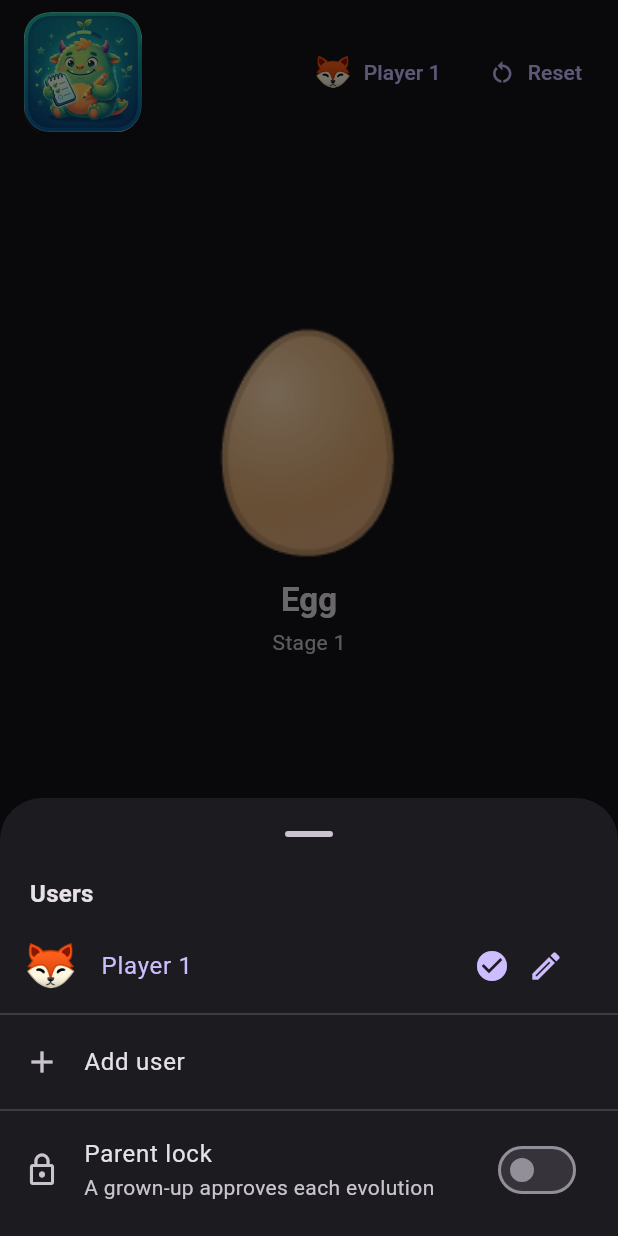
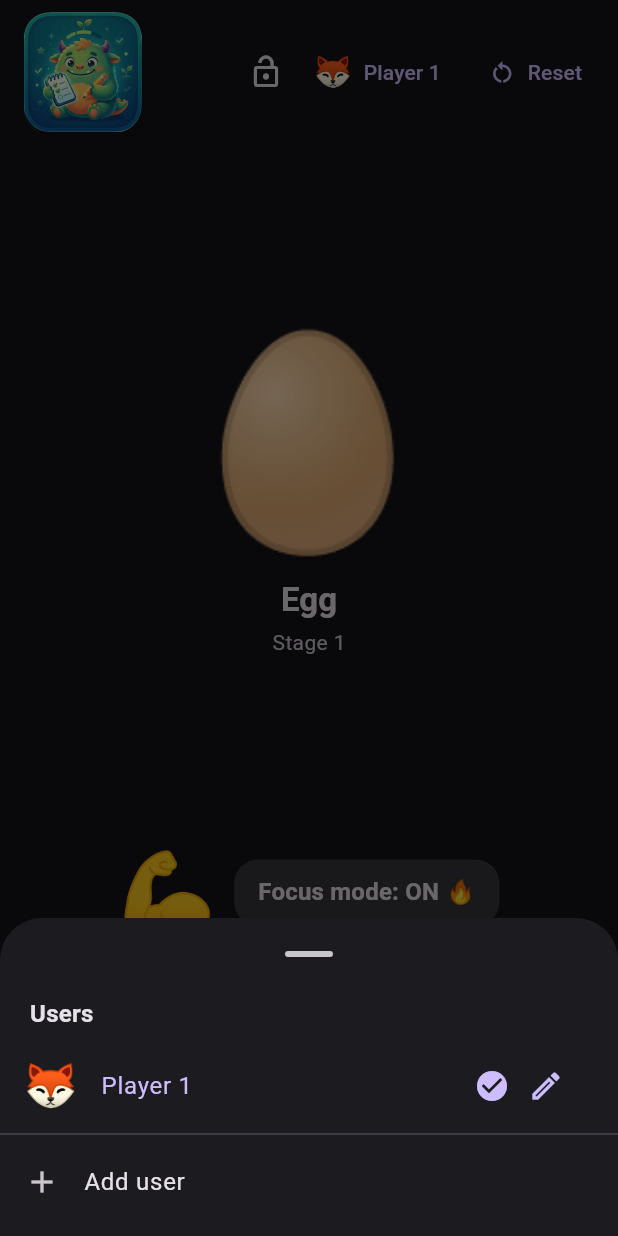
Before and after one commit to deccico/HabitMonster, a Flutter app: the screen it shows after launch, after a tap on "START", after a tap on "Player 1", on a phone screen of 412 x 824 dp. Run offline on Flutter 3.47's test engine with Material 3 defaults, Android fonts, the phone set to English and light mode, and no system bars; drawn by our look-alikes of flutter_animate; our stand-ins replace audioplayers, firebase_analytics, firebase_core, shared_preferences, wakelock_plus, web; accounts and stored records are empty.

Commit message:
Move parent lock setup to a lock icon in the header

```diff
--- a/lib/screens/home_screen.dart
+++ b/lib/screens/home_screen.dart
@@ -339,18 +339,6 @@
                       title: const Text('Add user'),
                       onTap: () => _openProfileEditor(),
                     ),
-                    const Divider(height: 8),
-                    Consumer<ParentLockState>(
-                      builder: (context, lock, _) => SwitchListTile(
-                        secondary: const Icon(Icons.lock_outline),
-                        title: const Text('Parent lock'),
-                        subtitle: const Text(
-                          'A grown-up approves each evolution',
-                        ),
-                        value: lock.enabled,
-                        onChanged: (on) => _toggleParentLock(on),
-                      ),
-                    ),
                     const SizedBox(height: 8),
                   ],
                 );
@@ -481,6 +469,19 @@
           ),
         ),
         actions: <Widget>[
+          Consumer<ParentLockState>(
+            builder: (context, lock, _) => IconButton(
+              icon: Icon(
+                lock.enabled ? Icons.lock : Icons.lock_open_outlined,
+              ),
+              color: lock.enabled ? scheme.primary : null,
+              tooltip: lock.enabled
+                  ? 'Parent lock is on'
+                  : 'Set up parent lock',
+              visualDensity: VisualDensity.compact,
+              onPressed: () => _toggleParentLock(!lock.enabled),
+            ),
+          ),
           Padding(
             padding: const EdgeInsets.only(right: 4),
             child: TextButton.icon(
--- a/lib/version.dart
+++ b/lib/version.dart
@@ -1,2 +1,2 @@
 // GENERATED by tool/bump_version.dart — do not edit by hand.
-const String kAppVersion = '0.0.7';
+const String kAppVersion = '0.0.8';
--- a/pubspec.yaml
+++ b/pubspec.yaml
@@ -16,7 +16,7 @@
 # https://developer.apple.com/library/archive/documentation/General/Reference/InfoPlistKeyReference/Articles/CoreFoundationKeys.html
 # In Windows, build-name is used as the major, minor, and patch parts
 # of the product and file versions while build-number is used as the build suffix.
-version: 0.0.7+7
+version: 0.0.8+8
 environment:
   sdk: ^3.12.2
 
```
Also changed, not shown: 1 other file.
